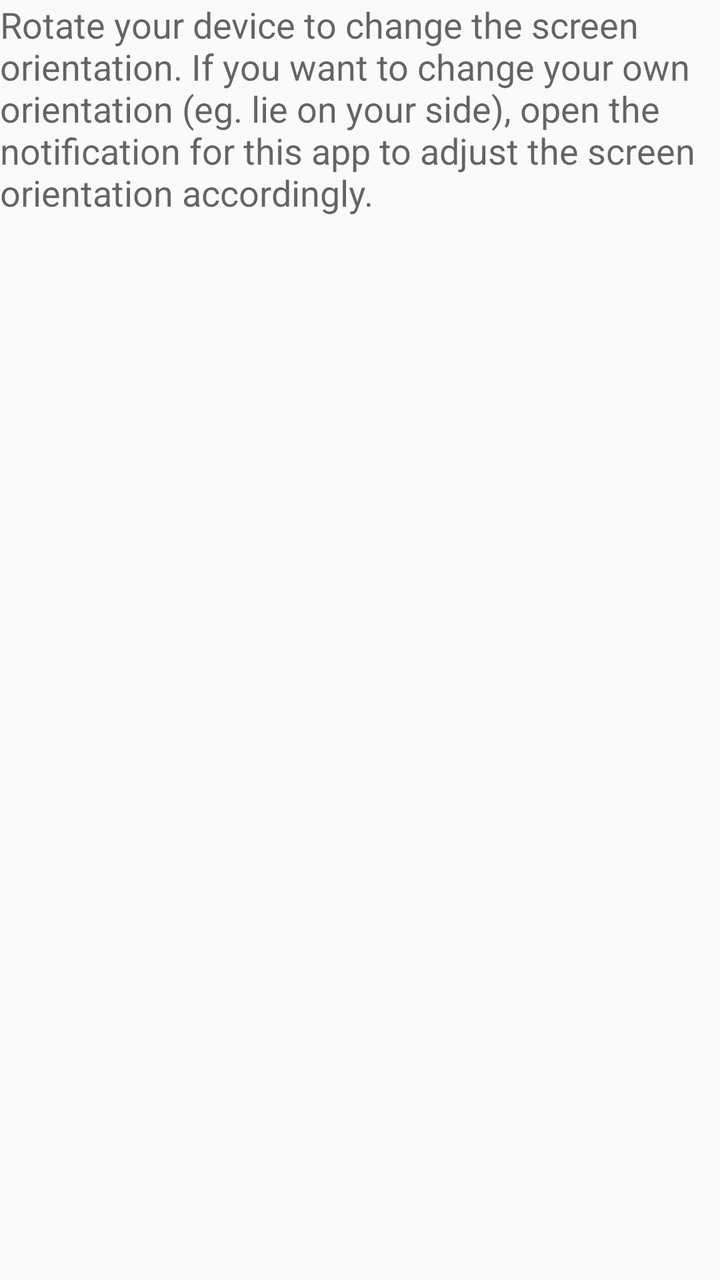
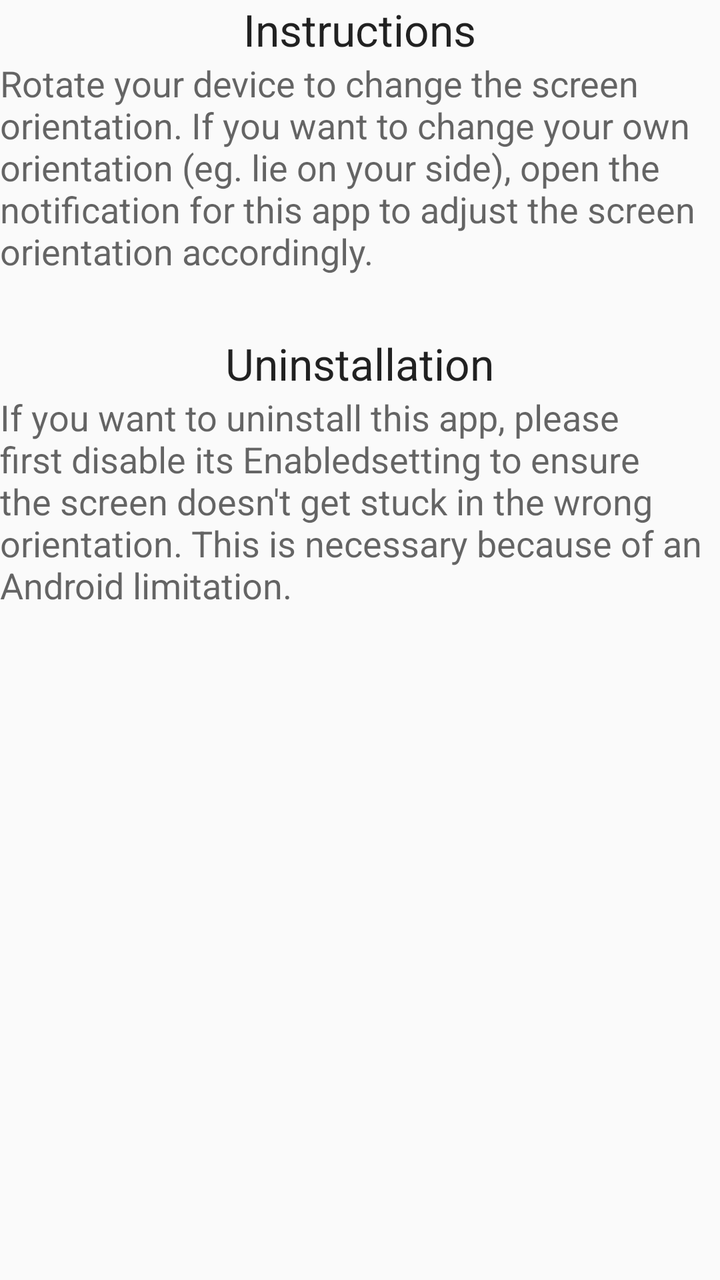

An Android layout rendered at two revisions. The XML below is the earlier revision; the diff shows what the commit changed to produce the second picture.
<!-- AndroidManifest.xml: application theme AppTheme -->
<!-- res/layout/activity_main.xml -->
<LinearLayout xmlns:android="http://schemas.android.com/apk/res/android"
	xmlns:tools="http://schemas.android.com/tools"
	android:id="@+id/container"
	android:layout_width="match_parent"
	android:layout_height="match_parent"
	tools:context="samuelpalmer.sensorautorotation.components.MainActivity"
	tools:ignore="MergeRootFrame"
	android:orientation="vertical">

	<TextView
		android:layout_width="wrap_content"
		android:layout_height="wrap_content"
		android:textAppearance="?android:attr/textAppearanceMedium"
		android:text="@string/home_instructions"
		android:layout_gravity="center_horizontal" />

</LinearLayout>
<!-- resources referenced by this layout -->
<resources>
  <string name="home_instructions">
  		Rotate your device to change the screen orientation.
  		If you want to change your own orientation (eg. lie on your side),
  		open the notification for this app to adjust the screen orientation
  		accordingly.
  	</string>
  <style name="AppTheme" parent="AppBaseTheme">
  		
  	</style>
  <style name="AppBaseTheme" parent="Theme.AppCompat.Light">
  		
  	</style>
</resources>

<!-- the commit's change to res/layout/activity_main.xml (unified diff, before → after) -->
@@ -1,4 +1,5 @@
 <LinearLayout xmlns:android="http://schemas.android.com/apk/res/android"
+
 	xmlns:tools="http://schemas.android.com/tools"
 	android:id="@+id/container"
 	android:layout_width="match_parent"
@@ -10,8 +11,39 @@
 	<TextView
 		android:layout_width="wrap_content"
 		android:layout_height="wrap_content"
+		android:textAppearance="?android:attr/textAppearanceLarge"
+		android:text="@string/instructions_heading"
+	    android:layout_gravity="center"
+	/>
+
+	<TextView
+		android:layout_width="wrap_content"
+		android:layout_height="wrap_content"
 		android:textAppearance="?android:attr/textAppearanceMedium"
 		android:text="@string/home_instructions"
-		android:layout_gravity="center_horizontal" />
+	/>
+
+	<TextView
+		android:layout_width="wrap_content"
+		android:layout_height="wrap_content"
+		android:textAppearance="?android:attr/textAppearanceLarge"
+		android:text=""
+		android:layout_gravity="center"
+		/>
+
+	<TextView
+		android:layout_width="wrap_content"
+		android:layout_height="wrap_content"
+		android:textAppearance="?android:attr/textAppearanceLarge"
+		android:text="@string/uninstallation_heading"
+		android:layout_gravity="center"
+	/>
+
+	<TextView
+		android:layout_width="wrap_content"
+		android:layout_height="wrap_content"
+		android:textAppearance="?android:attr/textAppearanceMedium"
+		android:text="@string/uninstallation_instructions"
+	/>
 
 </LinearLayout>
<!-- resource entries referenced after the edit -->
@@ -6,6 +6,9 @@
   		open the notification for this app to adjust the screen orientation
   		accordingly.
   	</string>
+  <string name="instructions_heading">Instructions</string>
+  <string name="uninstallation_heading">Uninstallation</string>
+  <string name="uninstallation_instructions">If you want to uninstall this app, please first disable its "Enabled" setting to ensure the screen doesn\'t get stuck in the wrong orientation. This is necessary because of an Android limitation.</string>
   <style name="AppTheme" parent="AppBaseTheme">
   		
   	</style>
